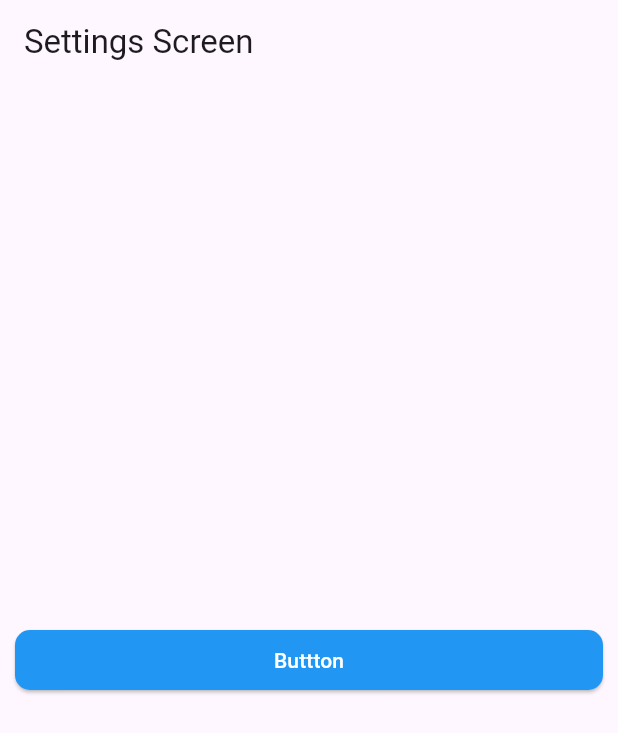
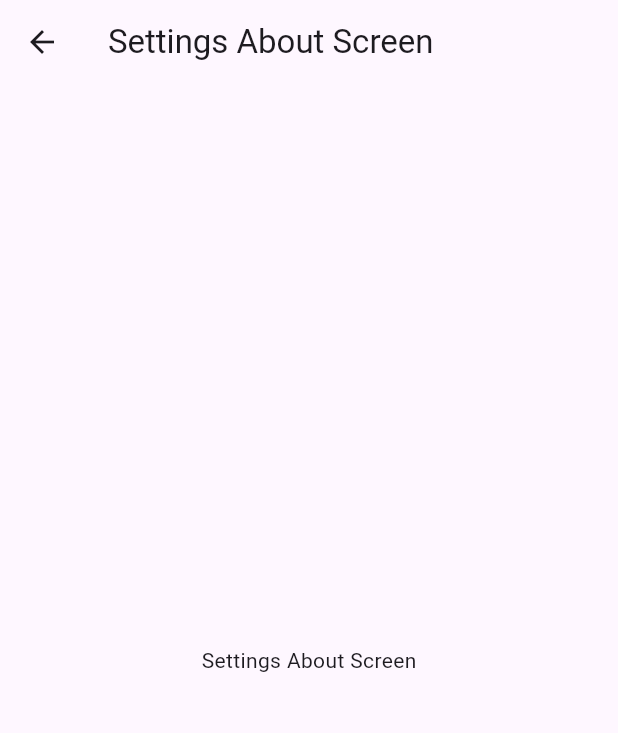
Before and after one commit to ShreeBhagwat/go_router_trial, a Flutter app: the SettingsScreen screen opened by its route, after a tap on "Buttton", on a phone screen of 412 x 824 dp. Shown: the top 733 px of the screen. Run offline on Flutter 3.47's test engine with Material 3 defaults, Android fonts, the light colour scheme and no system bars; our stand-ins replace flutter_riverpod, go_router.

```diff
--- a/lib/router/route_names.dart
+++ b/lib/router/route_names.dart
@@ -11,6 +11,7 @@ class RouteNames {
   static const String splashRoute = 'splash';
   static const String editProfile = 'editProfile';
   static const String searchRoute = 'search';
+  static const String settingsAbout = 'settings-about';
 }
 
 extension RoutePath on String {
--- /dev/null
+++ b/lib/settings_about_screen.dart
@@ -0,0 +1,17 @@
+import 'package:flutter/material.dart';
+
+class SettingsAboutScreen extends StatelessWidget {
+  const SettingsAboutScreen({super.key});
+
+  @override
+  Widget build(BuildContext context) {
+    return Scaffold(
+      appBar: AppBar(title: Text('Settings About Screen'),),
+      body: const SafeArea(
+        child: Center(
+          child: Text('Settings About Screen'),
+        ),
+      ),
+    );
+  }
+}
--- a/lib/settings_screen.dart
+++ b/lib/settings_screen.dart
@@ -1,6 +1,8 @@
 import 'package:flutter/material.dart';
 import 'package:flutter_riverpod/flutter_riverpod.dart';
+import 'package:go_router/go_router.dart';
 import 'package:go_router_trial/common/widgets/navigator_button.dart';
+import 'package:go_router_trial/router/route_names.dart';
 
 class SettingsScreen extends ConsumerWidget {
   const SettingsScreen({super.key});
@@ -12,7 +14,11 @@ class SettingsScreen extends ConsumerWidget {
         title: const Text('Settings Screen'),
       ),
       body: Center(
-        child: NavigatorButton(buttonTitle: 'Buttton', onPressed: () {}),
+        child: NavigatorButton(
+            buttonTitle: 'Buttton',
+            onPressed: () {
+              context.pushNamed(RouteNames.settingsAbout);
+            }),
       ),
     );
   }
```
Also changed, not shown: lib/router/provider/go_router_provider.dart (+54 -17 lines).
